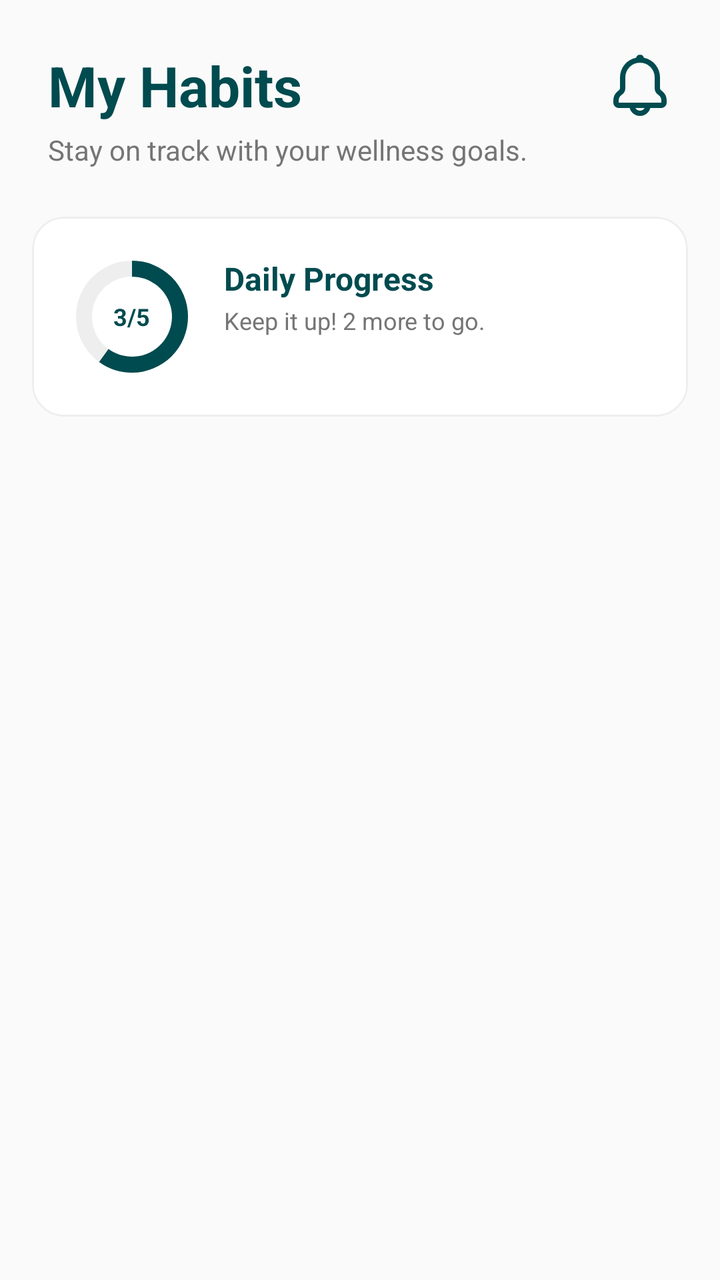
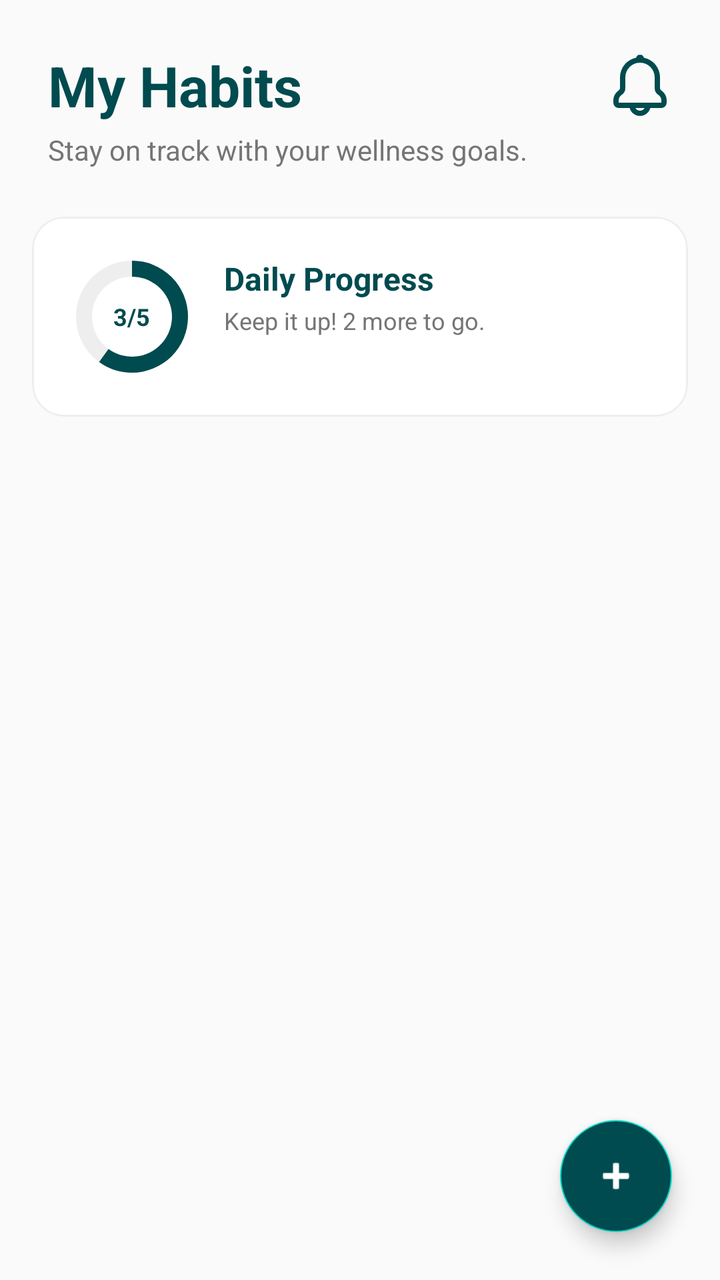

Two renders of the same Android screen: before a commit and after it. Below are the layout's source before the change and the commit's diff.
<!-- AndroidManifest.xml: application theme Theme.Mdpproject -->
<!-- res/layout/fragment_habits.xml -->
<?xml version="1.0" encoding="utf-8"?>
<androidx.constraintlayout.widget.ConstraintLayout xmlns:android="http://schemas.android.com/apk/res/android"
    xmlns:app="http://schemas.android.com/apk/res-auto"
    xmlns:tools="http://schemas.android.com/tools"
    android:layout_width="match_parent"
    android:layout_height="match_parent"
    android:background="#FAFAFA"
    tools:context="mad.project.mdp_project.ui.HabitsFragment"
    android:focusable="true"
    android:focusableInTouchMode="true"
    android:descendantFocusability="beforeDescendants">

    <ImageView
        android:id="@+id/iv_notification"
        android:layout_width="32dp"
        android:layout_height="32dp"
        android:layout_marginEnd="24dp"
        android:src="@drawable/ic_dash_notification"
        app:layout_constraintBottom_toBottomOf="@+id/tvHabitsTitle"
        app:layout_constraintEnd_toEndOf="parent"
        app:layout_constraintTop_toTopOf="@+id/tvHabitsTitle"
        app:tint="#004B4F" />

    <TextView
        android:id="@+id/tvHabitsTitle"
        android:layout_width="wrap_content"
        android:layout_height="wrap_content"
        android:layout_marginStart="24dp"
        android:layout_marginTop="24dp"
        android:text="My Habits"
        android:textColor="#004B4F"
        android:textSize="28sp"
        android:textStyle="bold"
        app:layout_constraintStart_toStartOf="parent"
        app:layout_constraintTop_toTopOf="parent" />

    <TextView
        android:id="@+id/tvHabitsSubtitle"
        android:layout_width="wrap_content"
        android:layout_height="wrap_content"
        android:layout_marginTop="4dp"
        android:text="Stay on track with your wellness goals."
        android:textColor="#757575"
        android:textSize="14sp"
        app:layout_constraintStart_toStartOf="@id/tvHabitsTitle"
        app:layout_constraintTop_toBottomOf="@id/tvHabitsTitle" />

    <com.google.android.material.card.MaterialCardView
        android:id="@+id/card_progress"
        android:layout_width="match_parent"
        android:layout_height="wrap_content"
        android:layout_marginHorizontal="16dp"
        android:layout_marginTop="24dp"
        app:cardCornerRadius="16dp"
        app:cardElevation="0dp"
        app:strokeColor="#EEEEEE"
        app:strokeWidth="1dp"
        app:layout_constraintTop_toBottomOf="@id/tvHabitsSubtitle">

        <androidx.constraintlayout.widget.ConstraintLayout
            android:layout_width="match_parent"
            android:layout_height="wrap_content"
            android:padding="20dp">

            <FrameLayout
                android:id="@+id/progress_container"
                android:layout_width="60dp"
                android:layout_height="60dp"
                app:layout_constraintBottom_toBottomOf="parent"
                app:layout_constraintStart_toStartOf="parent"
                app:layout_constraintTop_toTopOf="parent">

                <ProgressBar
                    android:id="@+id/circular_progress_bar"
                    style="?android:attr/progressBarStyleHorizontal"
                    android:layout_width="match_parent"
                    android:layout_height="match_parent"
                    android:indeterminate="false"
                    android:max="100"
                    android:progress="60"
                    android:progressDrawable="@drawable/circular_progress_drawable" />

                <TextView
                    android:id="@+id/tv_progress_percent"
                    android:layout_width="wrap_content"
                    android:layout_height="wrap_content"
                    android:layout_gravity="center"
                    android:text="3/5"
                    android:textColor="#004B4F"
                    android:textSize="12sp"
                    android:textStyle="bold" />
            </FrameLayout>

            <TextView
                android:id="@+id/tv_progress_title"
                android:layout_width="wrap_content"
                android:layout_height="wrap_content"
                android:layout_marginStart="16dp"
                android:text="Daily Progress"
                android:textColor="#004B4F"
                android:textSize="16sp"
                android:textStyle="bold"
                app:layout_constraintStart_toEndOf="@id/progress_container"
                app:layout_constraintTop_toTopOf="@id/progress_container" />

            <TextView
                android:id="@+id/tv_progress_status"
                android:layout_width="wrap_content"
                android:layout_height="wrap_content"
                android:layout_marginTop="2dp"
                android:text="Keep it up! 2 more to go."
                android:textColor="#757575"
                android:textSize="12sp"
                app:layout_constraintStart_toStartOf="@id/tv_progress_title"
                app:layout_constraintTop_toBottomOf="@id/tv_progress_title" />

        </androidx.constraintlayout.widget.ConstraintLayout>
    </com.google.android.material.card.MaterialCardView>

    <androidx.recyclerview.widget.RecyclerView
        android:id="@+id/rvHabits"
        android:layout_width="0dp"
        android:layout_height="0dp"
        android:layout_marginTop="16dp"
        android:clipToPadding="false"
        android:paddingHorizontal="16dp"
        android:paddingBottom="80dp"
        app:layout_constraintBottom_toBottomOf="parent"
        app:layout_constraintEnd_toEndOf="parent"
        app:layout_constraintStart_toStartOf="parent"
        app:layout_constraintTop_toBottomOf="@id/card_progress"
        tools:listitem="@android:layout/simple_list_item_1" />

</androidx.constraintlayout.widget.ConstraintLayout>
<!-- resources referenced by this layout -->
<resources>
  <!-- drawable circular_progress_drawable (drawable) -->
  <?xml version="1.0" encoding="utf-8"?>
  <layer-list xmlns:android="http://schemas.android.com/apk/res/android">
      <item android:id="@android:id/background">
          <shape
              android:shape="ring"
              android:thickness="8dp"
              android:useLevel="false">
              <solid android:color="#EEEEEE" />
          </shape>
      </item>
      <item android:id="@android:id/progress">
          <rotate
              android:fromDegrees="270"
              android:pivotX="50%"
              android:pivotY="50%"
              android:toDegrees="270">
              <shape
                  android:shape="ring"
                  android:thickness="8dp"
                  android:useLevel="true">
                  <solid android:color="#004B4F" />
              </shape>
          </rotate>
      </item>
  </layer-list>
  <!-- drawable ic_dash_notification (drawable) -->
  <vector xmlns:android="http://schemas.android.com/apk/res/android"
      android:width="48dp"
      android:height="48dp"
      android:viewportWidth="48"
      android:viewportHeight="48">
    <path
        android:fillColor="#FF000000"
        android:pathData="M40.62,28.34l-0.87,-0.7A2,2 0,0 1,39 26.08L39,18A15,15 0,0 0,26.91 3.29a3,3 0,0 0,-5.81 0A15,15 0,0 0,9 18v8.08a2,2 0,0 1,-0.75 1.56l-0.87,0.7a9,9 0,0 0,-3.38 7L4,37a4,4 0,0 0,4 4h8.26a8,8 0,0 0,15.47 0L40,41a4,4 0,0 0,4 -4L44,35.36A9,9 0,0 0,40.62 28.34ZM24,43a4,4 0,0 1,-3.44 -2h6.89A4,4 0,0 1,24 43ZM40,37L8,37L8,35.36a5,5 0,0 1,1.88 -3.9l0.87,-0.7A6,6 0,0 0,13 26.08L13,18a11,11 0,0 1,22 0v8.08a6,6 0,0 0,2.25 4.69l0.87,0.7A5,5 0,0 1,40 35.36Z"/>
  </vector>
  <style name="Theme.Mdpproject" parent="Theme.MaterialComponents.Light.NoActionBar">
          
          <item name="colorPrimary">@color/purple_500</item>
          <item name="colorPrimaryVariant">@color/purple_700</item>
          <item name="colorOnPrimary">@color/white</item>
          
          <item name="colorSecondary">@color/teal_200</item>
          <item name="colorSecondaryVariant">@color/teal_700</item>
          <item name="colorOnSecondary">@color/black</item>
          
          <item name="android:statusBarColor">?attr/colorPrimaryVariant</item>
          
      </style>
  <color name="purple_500">#FF6200EE</color>
  <color name="purple_700">#FF3700B3</color>
  <color name="white">#FFFFFFFF</color>
  <color name="teal_200">#FF03DAC5</color>
  <color name="teal_700">#FF018786</color>
  <color name="black">#FF000000</color>
</resources>

<!-- the commit's change to res/layout/fragment_habits.xml (unified diff, before → after) -->
@@ -131,4 +131,16 @@
         app:layout_constraintTop_toBottomOf="@id/card_progress"
         tools:listitem="@android:layout/simple_list_item_1" />
 
+    <com.google.android.material.floatingactionbutton.FloatingActionButton
+        android:id="@+id/fabAddHabit"
+        android:layout_width="wrap_content"
+        android:layout_height="wrap_content"
+        android:layout_marginEnd="24dp"
+        android:layout_marginBottom="24dp"
+        android:backgroundTint="#004B4F"
+        app:tint="@color/white"
+        android:src="@android:drawable/ic_input_add"
+        app:layout_constraintBottom_toBottomOf="parent"
+        app:layout_constraintEnd_toEndOf="parent" />
+
 </androidx.constraintlayout.widget.ConstraintLayout>
